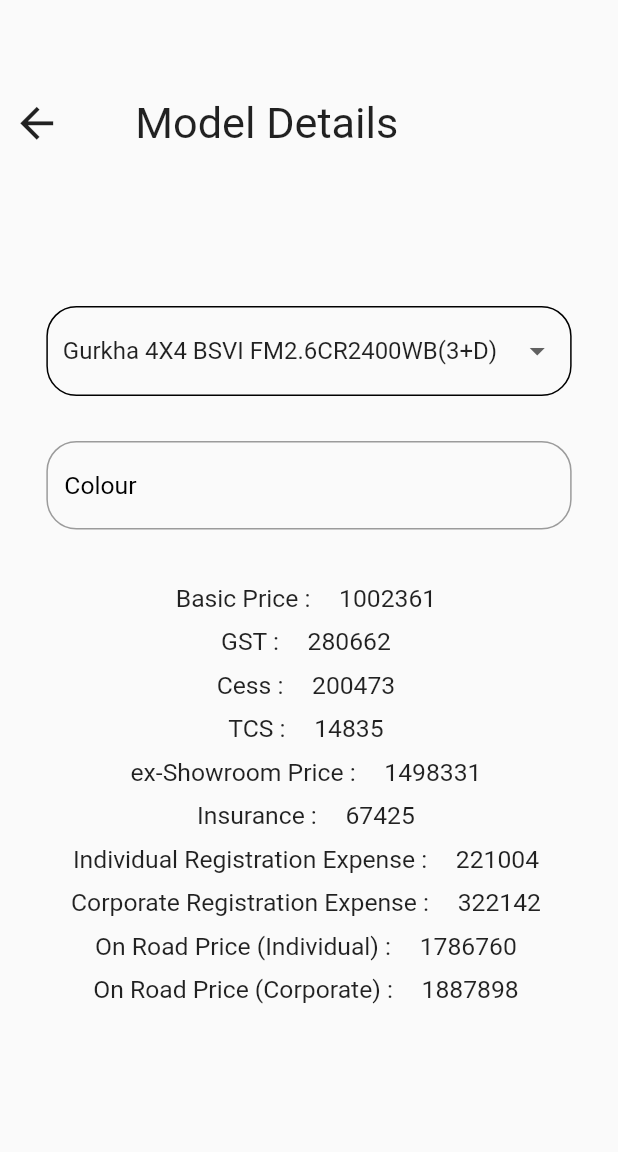
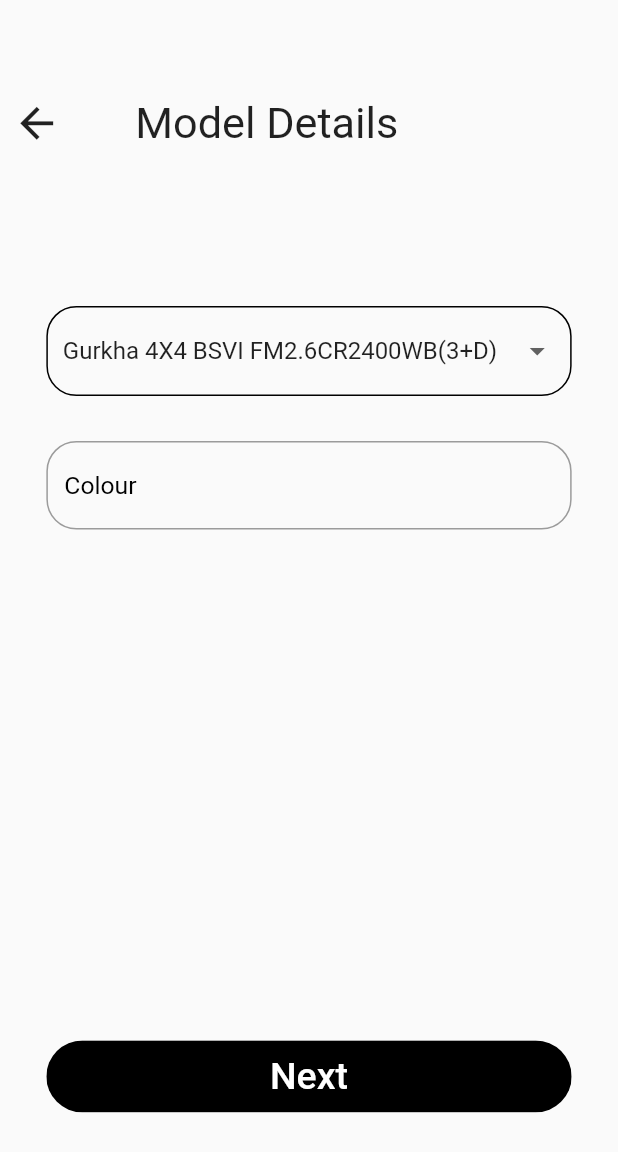
Before and after one commit to RotenKiwi/QuotationGenerator, a Flutter app: the ModelDetails screen opened directly, on a phone screen of 412 x 824 dp. Shown: the top 1152 px of the screen. Run offline on Flutter 3.47's test engine with Material 2 defaults, Android fonts, the phone set to English and light mode, and no system bars; missing offline and left inert: dart:ffi; Roboto replaces fonts that are missing (Poppins).

Commit message:
UI pages completed

```diff
--- a/lib/Screens/Gurkha/ModelDetails.dart
+++ b/lib/Screens/Gurkha/ModelDetails.dart
@@ -1,7 +1,9 @@
 import 'package:flutter/material.dart';
 import 'package:sp_quotation/Components/FormField.dart';
+import 'package:sp_quotation/Components/RoundedButton.dart';
 import 'package:sp_quotation/Components/TopBar.dart';
 import 'package:sp_quotation/Models/Gurkha/Gurkha%204X4%20BSVI%20FM2.6CR2400WB(3+D).dart';
+import 'package:sp_quotation/Screens/Gurkha/Accessories.dart';
 import 'package:sp_quotation/functions.dart';
 import 'package:sp_quotation/variables.dart' as vari;
 
@@ -20,17 +22,21 @@ int index = 0;
 class _ModelDetailsState extends State<ModelDetails> {
   @override
   Widget build(BuildContext context) {
-
     int basicPrice = Gurkha().basicPrice[index];
     vari.gst = GST(basicPrice);
     vari.cess = Cess(basicPrice);
     vari.tcs = TCS(basicPrice, vari.gst, vari.cess);
-    vari.exShowroomPrice = exShowroomPrice(basicPrice, vari.gst, vari.cess, vari.tcs);
+    vari.exShowroomPrice =
+        exShowroomPrice(basicPrice, vari.gst, vari.cess, vari.tcs);
     vari.insurance = insurance(vari.exShowroomPrice);
-    vari.individualRegistrationExpense = individualRegistrationExpense(vari.exShowroomPrice);
-    vari.corporateRegistrationExpense = corporateRegistrationExpense(vari.exShowroomPrice);
-    vari.individualOnRoad = onRoadPriceIndividual(vari.exShowroomPrice, vari.insurance, vari.individualRegistrationExpense);
-    vari.corporateOnRoad = onRoadPriceIndividual(vari.exShowroomPrice, vari.insurance, vari.corporateRegistrationExpense);
+    vari.individualRegistrationExpense =
+        individualRegistrationExpense(vari.exShowroomPrice);
+    vari.corporateRegistrationExpense =
+        corporateRegistrationExpense(vari.exShowroomPrice);
+    vari.individualOnRoad = onRoadPriceIndividual(vari.exShowroomPrice,
+        vari.insurance, vari.individualRegistrationExpense);
+    vari.corporateOnRoad = onRoadPriceIndividual(vari.exShowroomPrice,
+        vari.insurance, vari.corporateRegistrationExpense);
 
     return LayoutBuilder(
       builder: (context, constraint) {
@@ -98,65 +104,78 @@ class _ModelDetailsState extends State<ModelDetails> {
                     SizedBox(
                       height: constraint.maxHeight * 0.02,
                     ),
-                    Column(
-                      crossAxisAlignment: CrossAxisAlignment.center,
-                      mainAxisAlignment: MainAxisAlignment.center,
-                      children: [
-                        calculatedValues(
-                          fontSize: constraint.maxWidth * 0.04,
-                          text: 'Basic Price : ',
-                          value: basicPrice,
-                        ),
-                        calculatedValues(
-                          fontSize: constraint.maxWidth * 0.04,
-                          text: 'GST : ',
-                          value: vari.gst,
-                        ),
-                        calculatedValues(
-                          fontSize: constraint.maxWidth * 0.04,
-                          text: 'Cess : ',
-                          value: vari.cess,
-                        ),
-                        calculatedValues(
-                          fontSize: constraint.maxWidth * 0.04,
-                          text: 'TCS : ',
-                          value: vari.tcs,
-                        ),
-                        calculatedValues(
-                          fontSize: constraint.maxWidth * 0.04,
-                          text: 'ex-Showroom Price : ',
-                          value: vari.exShowroomPrice,
-                        ),
-                        calculatedValues(
-                          fontSize: constraint.maxWidth * 0.04,
-                          text: 'Insurance : ',
-                          value: vari.insurance,
-                        ),
-                        calculatedValues(
-                          fontSize: constraint.maxWidth * 0.04,
-                          text: 'Individual Registration Expense : ',
-                          value: vari.individualRegistrationExpense,
-                        ),
-                        calculatedValues(
-                          fontSize: constraint.maxWidth * 0.04,
-                          text: 'Corporate Registration Expense : ',
-                          value: vari.corporateRegistrationExpense,
-                        ),
-                        calculatedValues(
-                          fontSize: constraint.maxWidth * 0.04,
-                          text: 'On Road Price (Individual) : ',
-                          value: vari.individualOnRoad,
-                        ),
-                        calculatedValues(
-                          fontSize: constraint.maxWidth * 0.04,
-                          text: 'On Road Price (Corporate) : ',
-                          value: vari.corporateOnRoad,
-                        ),
-                      ],
-                    ),
+                    // Column(
+                    //   crossAxisAlignment: CrossAxisAlignment.center,
+                    //   mainAxisAlignment: MainAxisAlignment.center,
+                    //   children: [
+                    //     calculatedValues(
+                    //       fontSize: constraint.maxWidth * 0.04,
+                    //       text: 'Basic Price : ',
+                    //       value: basicPrice,
+                    //     ),
+                    //     calculatedValues(
+                    //       fontSize: constraint.maxWidth * 0.04,
+                    //       text: 'GST : ',
+                    //       value: vari.gst,
+                    //     ),
+                    //     calculatedValues(
+                    //       fontSize: constraint.maxWidth * 0.04,
+                    //       text: 'Cess : ',
+                    //       value: vari.cess,
+                    //     ),
+                    //     calculatedValues(
+                    //       fontSize: constraint.maxWidth * 0.04,
+                    //       text: 'TCS : ',
+                    //       value: vari.tcs,
+                    //     ),
+                    //     calculatedValues(
+                    //       fontSize: constraint.maxWidth * 0.04,
+                    //       text: 'ex-Showroom Price : ',
+                    //       value: vari.exShowroomPrice,
+                    //     ),
+                    //     calculatedValues(
+                    //       fontSize: constraint.maxWidth * 0.04,
+                    //       text: 'Insurance : ',
+                    //       value: vari.insurance,
+                    //     ),
+                    //     calculatedValues(
+                    //       fontSize: constraint.maxWidth * 0.04,
+                    //       text: 'Individual Registration Expense : ',
+                    //       value: vari.individualRegistrationExpense,
+                    //     ),
+                    //     calculatedValues(
+                    //       fontSize: constraint.maxWidth * 0.04,
+                    //       text: 'Corporate Registration Expense : ',
+                    //       value: vari.corporateRegistrationExpense,
+                    //     ),
+                    //     calculatedValues(
+                    //       fontSize: constraint.maxWidth * 0.04,
+                    //       text: 'On Road Price (Individual) : ',
+                    //       value: vari.individualOnRoad,
+                    //     ),
+                    //     calculatedValues(
+                    //       fontSize: constraint.maxWidth * 0.04,
+                    //       text: 'On Road Price (Corporate) : ',
+                    //       value: vari.corporateOnRoad,
+                    //     ),
+                    //   ],
+                    // ),
                   ],
                 ),
-              )
+              ),
+              RoundedButton(
+                text: 'Next',
+                press: () {
+                  Navigator.push(context,
+                      MaterialPageRoute(builder: (context) => Accessories()));
+                },
+                color: Colors.black,
+                textColor: Colors.white,
+                length: 0.85,
+              ),
+              SizedBox(
+                height: constraint.maxHeight * 0.1,
+              ),
             ],
           ),
         );
--- a/lib/functions.dart
+++ b/lib/functions.dart
@@ -15,7 +15,7 @@ int exShowroomPrice(int price, int gst, int cess, int tcs) {
 }
 
 int insurance(int exShowroomPrice) {
-  return (exShowroomPrice * 0.045).ceil();
+  return (exShowroomPrice * 0.0451).ceil();
 }
 
 int individualRegistrationExpense(int exShowroomPrice) {
--- a/lib/variables.dart
+++ b/lib/variables.dart
@@ -7,3 +7,4 @@ int individualRegistrationExpense = 0;
 int corporateRegistrationExpense = 0;
 int individualOnRoad = 0;
 int corporateOnRoad = 0;
+int accessoriesTotal = 0;
--- a/pubspec.yaml
+++ b/pubspec.yaml
@@ -35,6 +35,8 @@ dependencies:
   # The following adds the Cupertino Icons font to your application.
   # Use with the CupertinoIcons class for iOS style icons.
   cupertino_icons: ^1.0.2
+  pdf: ^3.9.0
+  printing: ^5.10.1
 
 dev_dependencies:
   flutter_test:
```
Also changed, not shown: lib/Models/Gurkha/Gurkha 4X4 BSVI FM2.6CR2400WB(3+D).dart (+35 -41 lines), lib/Screens/Gurkha/Accessories.dart (added, +118 -0 lines), lib/Screens/Gurkha/pdf.dart (added, +14 -0 lines), lib/pdfModel/Gurkha_pdf.dart (added, +31 -0 lines), pubspec.lock.
